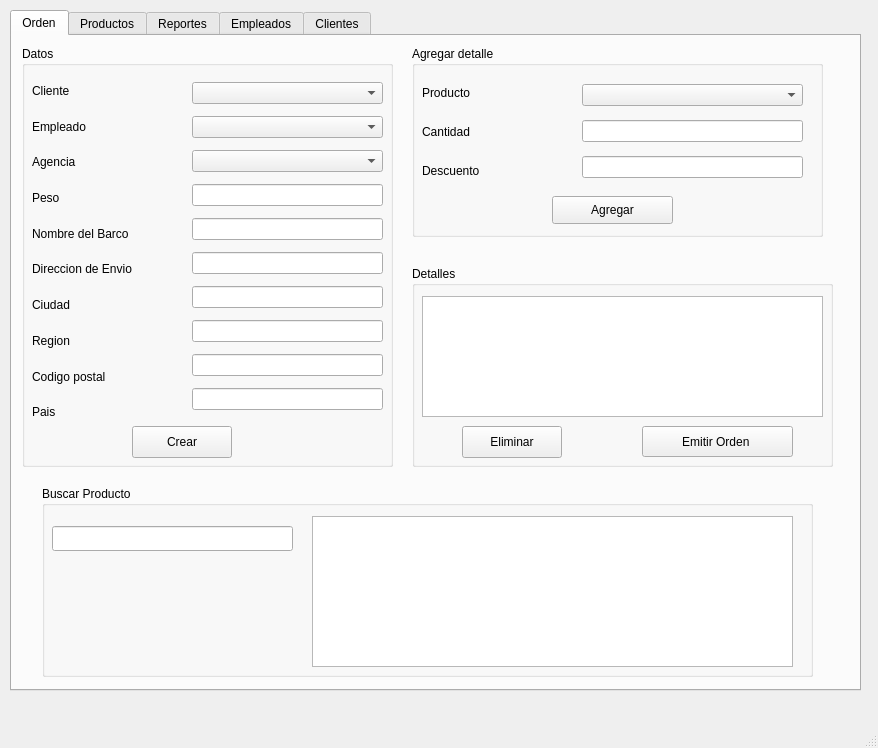
Before: the Qt Designer form mainwindow.ui in jairoaguilarts/Desktop-App-Proyect, drawn with Qt 5.
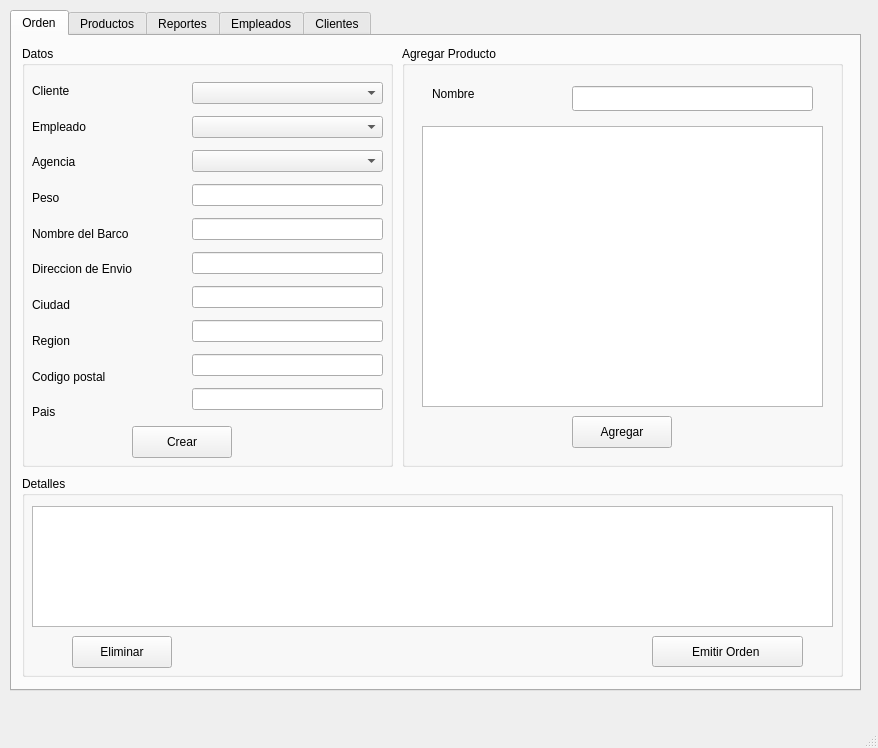
After: the same form once the commit is applied.

Commit message: Modificando agregar detalles

What changed in the file:
```diff
--- a/mainwindow.ui
+++ b/mainwindow.ui
@@ -183,92 +183,12 @@
        </property>
       </widget>
      </widget>
-     <widget class="QGroupBox" name="groupBox_2">
-      <property name="geometry">
-       <rect>
-        <x>400</x>
-        <y>10</y>
-        <width>411</width>
-        <height>191</height>
-       </rect>
-      </property>
-      <property name="title">
-       <string>Agregar detalle</string>
-      </property>
-      <widget class="QWidget" name="verticalLayoutWidget_3">
-       <property name="geometry">
-        <rect>
-         <x>10</x>
-         <y>30</y>
-         <width>151</width>
-         <height>111</height>
-        </rect>
-       </property>
-       <layout class="QVBoxLayout" name="verticalLayout_3">
-        <item>
-         <widget class="QLabel" name="label_12">
-          <property name="text">
-           <string>Producto</string>
-          </property>
-         </widget>
-        </item>
-        <item>
-         <widget class="QLabel" name="label_16">
-          <property name="text">
-           <string>Cantidad</string>
-          </property>
-         </widget>
-        </item>
-        <item>
-         <widget class="QLabel" name="label_14">
-          <property name="text">
-           <string>Descuento</string>
-          </property>
-         </widget>
-        </item>
-       </layout>
-      </widget>
-      <widget class="QWidget" name="verticalLayoutWidget_4">
-       <property name="geometry">
-        <rect>
-         <x>170</x>
-         <y>30</y>
-         <width>221</width>
-         <height>111</height>
-        </rect>
-       </property>
-       <layout class="QVBoxLayout" name="verticalLayout_4">
-        <item>
-         <widget class="QComboBox" name="CB_Productos"/>
-        </item>
-        <item>
-         <widget class="QLineEdit" name="LE_cantidad"/>
-        </item>
-        <item>
-         <widget class="QLineEdit" name="LE_descuento"/>
-        </item>
-       </layout>
-      </widget>
-      <widget class="QPushButton" name="PB_agregardetalles">
-       <property name="geometry">
-        <rect>
-         <x>140</x>
-         <y>150</y>
-         <width>121</width>
-         <height>28</height>
-        </rect>
-       </property>
-       <property name="text">
-        <string>Agregar</string>
-       </property>
-      </widget>
-     </widget>
      <widget class="QGroupBox" name="groupBox_4">
       <property name="geometry">
        <rect>
-        <x>400</x>
-        <y>230</y>
-        <width>421</width>
+        <x>10</x>
+        <y>440</y>
+        <width>821</width>
         <height>201</height>
        </rect>
       </property>
@@ -280,7 +200,7 @@
         <rect>
          <x>10</x>
          <y>30</y>
-         <width>401</width>
+         <width>801</width>
          <height>121</height>
         </rect>
        </property>
@@ -301,7 +221,7 @@
       <widget class="QPushButton" name="emitirorden">
        <property name="geometry">
         <rect>
-         <x>230</x>
+         <x>630</x>
          <y>160</y>
          <width>151</width>
          <height>31</height>
@@ -315,35 +235,61 @@
      <widget class="QGroupBox" name="groupBox_15">
       <property name="geometry">
        <rect>
-        <x>30</x>
-        <y>450</y>
-        <width>771</width>
-        <height>191</height>
+        <x>390</x>
+        <y>10</y>
+        <width>441</width>
+        <height>421</height>
        </rect>
       </property>
       <property name="title">
-       <string>Buscar Producto</string>
+       <string>Agregar Producto</string>
       </property>
       <widget class="QTableView" name="TV_BuscarProductos">
        <property name="geometry">
         <rect>
-         <x>270</x>
-         <y>30</y>
-         <width>481</width>
-         <height>151</height>
+         <x>20</x>
+         <y>80</y>
+         <width>401</width>
+         <height>281</height>
         </rect>
        </property>
       </widget>
       <widget class="QLineEdit" name="LE_BuscarProducto">
        <property name="geometry">
         <rect>
-         <x>10</x>
+         <x>170</x>
          <y>40</y>
          <width>241</width>
          <height>25</height>
         </rect>
        </property>
       </widget>
+      <widget class="QPushButton" name="PB_AgregarDetalle">
+       <property name="geometry">
+        <rect>
+         <x>170</x>
+         <y>370</y>
+         <width>100</width>
+         <height>32</height>
+        </rect>
+       </property>
+       <property name="text">
+        <string>Agregar</string>
+       </property>
+      </widget>
+      <widget class="QLabel" name="label_12">
+       <property name="geometry">
+        <rect>
+         <x>30</x>
+         <y>40</y>
+         <width>58</width>
+         <height>16</height>
+        </rect>
+       </property>
+       <property name="text">
+        <string>Nombre</string>
+       </property>
+      </widget>
      </widget>
     </widget>
     <widget class="QWidget" name="tab_3">
```
The commit also changes 2 other files.
